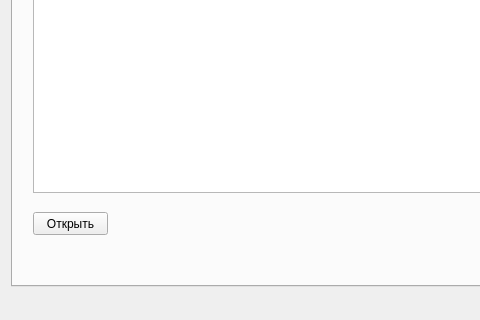
This is profcom_cards/profkom.ui in egornevezhin/profcom_cards as Qt 5 draws it before an edit; both pictures show x 0 to 480 and y 112 to 432 of the 634 by 432 pixel window. The edited form follows.
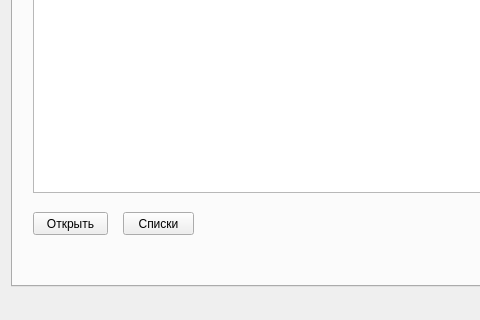
This is the edited form. The open tabs and pages were chosen to show the change.

```diff
--- a/profcom_cards/profkom.ui
+++ b/profcom_cards/profkom.ui
@@ -420,6 +420,19 @@
          <string>Открыть</string>
         </property>
        </widget>
+       <widget class="QPushButton" name="outEventListButtion">
+        <property name="geometry">
+         <rect>
+          <x>110</x>
+          <y>270</y>
+          <width>71</width>
+          <height>23</height>
+         </rect>
+        </property>
+        <property name="text">
+         <string>Списки</string>
+        </property>
+       </widget>
       </widget>
      </widget>
     </item>
```
Left out of the diff: 2 changed lines with no effect on the pictures.
